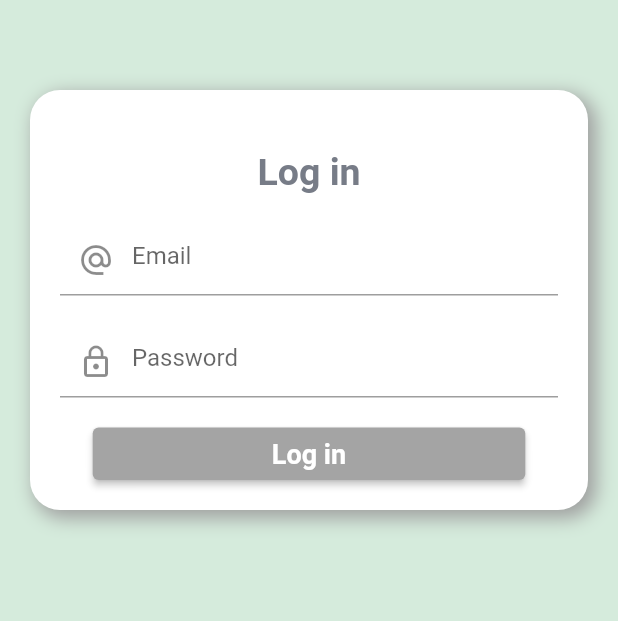
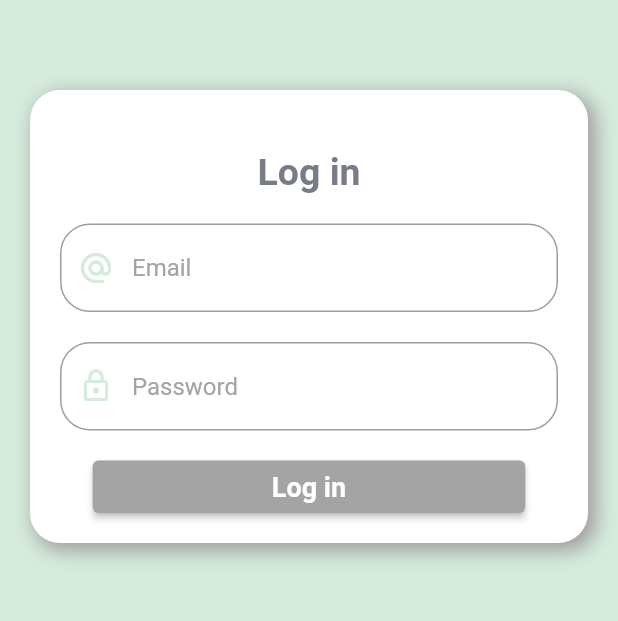
Before and after one commit to renanspvargas/book_club_app, a Flutter app: the screen it shows after launch, on a phone screen of 412 x 824 dp, the part 382-1003 px from its top. Run offline on Flutter 3.47's test engine with Material 2 defaults, Android fonts, the phone set to English and light mode, and no system bars.

Commit message:
adding button properties, rename properties, changing properties to static

```diff
--- a/bookclubapp/lib/utils/theme.dart
+++ b/bookclubapp/lib/utils/theme.dart
@@ -1,18 +1,39 @@
 import 'package:flutter/material.dart';
 
 class OurTheme {
-  final Color _lightGreen = const Color.fromARGB(255, 213, 235, 220);
-  final Color _lightGrey = const Color.fromARGB(255, 164, 164, 164);
-  final Color _darkerGrey = const Color.fromARGB(255, 119, 124, 135);
+  static const Color lightGreen = Color.fromARGB(255, 213, 235, 220);
+  static const Color lightGrey = Color.fromARGB(255, 164, 164, 164);
+  static const Color darkerGrey = Color.fromARGB(255, 119, 124, 135);
 
   ThemeData buildTheme() {
     return ThemeData(
-      canvasColor: _lightGreen,
-      primaryColor: _lightGrey,
-      secondaryHeaderColor: _darkerGrey,
+      canvasColor: lightGreen,
+      primaryColor: lightGrey,
+      secondaryHeaderColor: darkerGrey,
+      hintColor: lightGrey,
+      inputDecorationTheme: InputDecorationTheme(
+        border: OutlineInputBorder(
+          borderRadius: BorderRadius.circular(20),
+          borderSide: const BorderSide(color: lightGrey),
+        ),
+        focusedBorder: OutlineInputBorder(
+          borderRadius: BorderRadius.circular(20),
+          borderSide: const BorderSide(color: lightGreen),
+        ),
+        prefixIconColor: lightGreen,
+      ),
+      buttonTheme: ButtonThemeData(
+        buttonColor: darkerGrey,
+        padding: const EdgeInsets.symmetric(horizontal: 20),
+        minWidth: 200,
+        height: 40,
+        shape: RoundedRectangleBorder(
+          borderRadius: BorderRadius.circular(20),
+        ),
+      ),
       elevatedButtonTheme: ElevatedButtonThemeData(
         style: ButtonStyle(
-          backgroundColor: MaterialStateProperty.all(_lightGrey),
+          backgroundColor: MaterialStateProperty.all(lightGrey),
         ),
       ),
     );
```
